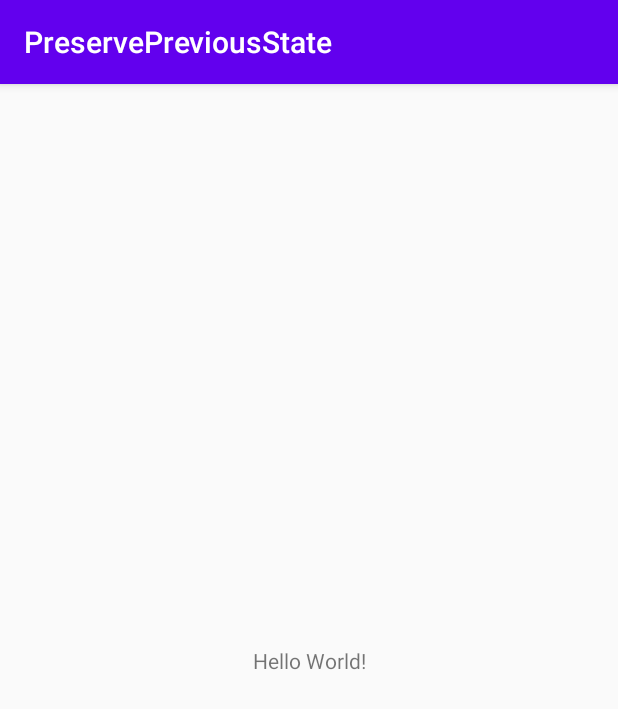
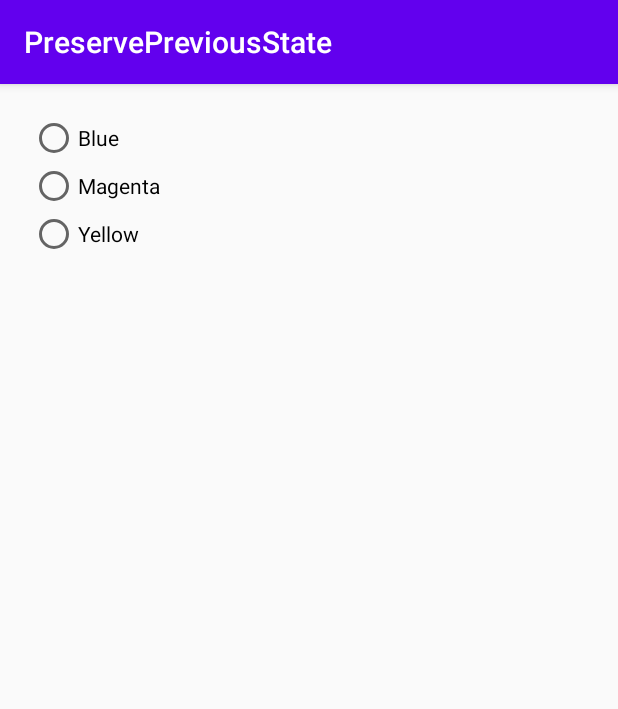
Before and after one commit to pradeep-charism/Android-Projects, an Android app: the screen it shows after launch (MainActivity), on a phone screen of 412 x 824 dp. Shown: the top 709 px of the screen. Run offline under Robolectric (Android 15) with nearby library versions, the phone set to English and light mode, and no system bars.

Commit message:
Preserve Previous state of the application

```diff
--- a/PreservePreviousState/app/src/main/java/com/example/preservepreviousstate/MainActivity.java
+++ b/PreservePreviousState/app/src/main/java/com/example/preservepreviousstate/MainActivity.java
@@ -1,14 +1,63 @@
 package com.example.preservepreviousstate;
+
+import android.content.SharedPreferences;
+import android.graphics.Color;
+import android.os.Bundle;
+import android.widget.RadioGroup;
+import android.widget.RelativeLayout;
 
 import androidx.appcompat.app.AppCompatActivity;
 
-import android.os.Bundle;
+public class MainActivity extends AppCompatActivity implements RadioGroup.OnCheckedChangeListener {
 
-public class MainActivity extends AppCompatActivity {
+    private final String PREV_COLOR_SAVED = "prev_color_saved";
+    private RelativeLayout layout;
+    private SharedPreferences.Editor editor;
 
     @Override
     protected void onCreate(Bundle savedInstanceState) {
         super.onCreate(savedInstanceState);
         setContentView(R.layout.activity_main);
+
+        // retrieve a reference to the layout defined in the activity_main.xml
+        layout = findViewById(R.id.colors_layout);
+
+        RadioGroup radioGroupColors = findViewById(R.id.radioGroup_colors);
+        radioGroupColors.setOnCheckedChangeListener(this);
+
+        // if a preferences file named COLOR_PREF already exists, get it
+        // otherwise, create one (when required by the associate editor)
+        // data stored in this file are for the use of this app only
+        SharedPreferences preferences = getSharedPreferences("bkg_colors_preferences", MODE_MULTI_PROCESS);
+
+        // create an editor to read and write from/to the preferences file
+        editor = preferences.edit();
+
+        // if the preferences file contains a key 'PREV_COLOR_SAVED', retrieve the associated value
+        // and use it to set the background color
+        if(preferences.contains(PREV_COLOR_SAVED)){
+            int previousColor = preferences.getInt(PREV_COLOR_SAVED, 0);
+            layout.setBackgroundColor(previousColor);
+        }
+
+    }
+
+    @Override
+    public void onCheckedChanged(RadioGroup group, int checkedId) {
+        int colorCode = 0;
+        switch (checkedId) {
+            case R.id.radioButton_bule:
+                colorCode = Color.BLUE;
+                break;
+            case R.id.radioButton_magenta:
+                colorCode = Color.MAGENTA;
+                break;
+            case R.id.radioButton_yellow:
+                colorCode = Color.YELLOW;
+                break;
+        }
+        layout.setBackgroundColor(colorCode);
+        editor.putInt(PREV_COLOR_SAVED, colorCode);
+        editor.commit();
     }
 }
--- a/PreservePreviousState/app/src/main/res/layout/activity_main.xml
+++ b/PreservePreviousState/app/src/main/res/layout/activity_main.xml
@@ -1,18 +1,43 @@
 <?xml version="1.0" encoding="utf-8"?>
-<androidx.constraintlayout.widget.ConstraintLayout xmlns:android="http://schemas.android.com/apk/res/android"
+<RelativeLayout xmlns:android="http://schemas.android.com/apk/res/android"
     xmlns:app="http://schemas.android.com/apk/res-auto"
     xmlns:tools="http://schemas.android.com/tools"
+    android:id="@+id/colors_layout"
     android:layout_width="match_parent"
     android:layout_height="match_parent"
+    android:layout_marginLeft="20dp"
+    android:layout_marginTop="20dp"
+    android:layout_marginRight="20dp"
+    android:layout_marginBottom="20dp"
     tools:context=".MainActivity">
 
-    <TextView
-        android:layout_width="wrap_content"
-        android:layout_height="wrap_content"
-        android:text="Hello World!"
-        app:layout_constraintBottom_toBottomOf="parent"
-        app:layout_constraintLeft_toLeftOf="parent"
-        app:layout_constraintRight_toRightOf="parent"
-        app:layout_constraintTop_toTopOf="parent" />
+    <RadioGroup
+        android:id="@+id/radioGroup_colors"
+        android:layout_alignParentTop="true"
+        android:layout_alignParentLeft="true"
+        android:layout_alignParentStart="true"
+        android:layout_width="match_parent"
+        android:layout_height="match_parent">
 
-</androidx.constraintlayout.widget.ConstraintLayout>
+        <RadioButton
+            android:id="@+id/radioButton_bule"
+            android:layout_width="wrap_content"
+            android:layout_height="wrap_content"
+            android:checked="false"
+            android:text="Blue" />
+
+        <RadioButton
+            android:id="@+id/radioButton_magenta"
+            android:layout_width="match_parent"
+            android:layout_height="wrap_content"
+            android:checked="false"
+            android:text="Magenta" />
+
+        <RadioButton
+            android:id="@+id/radioButton_yellow"
+            android:layout_width="match_parent"
+            android:layout_height="wrap_content"
+            android:checked="false"
+            android:text="Yellow" />
+    </RadioGroup>
+</RelativeLayout>
```
